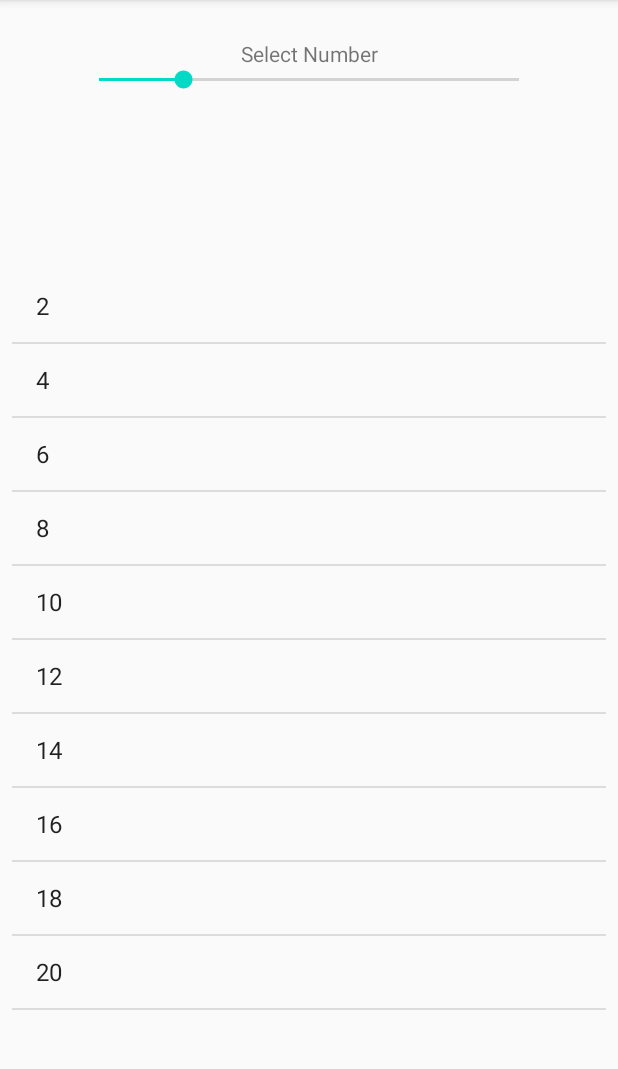
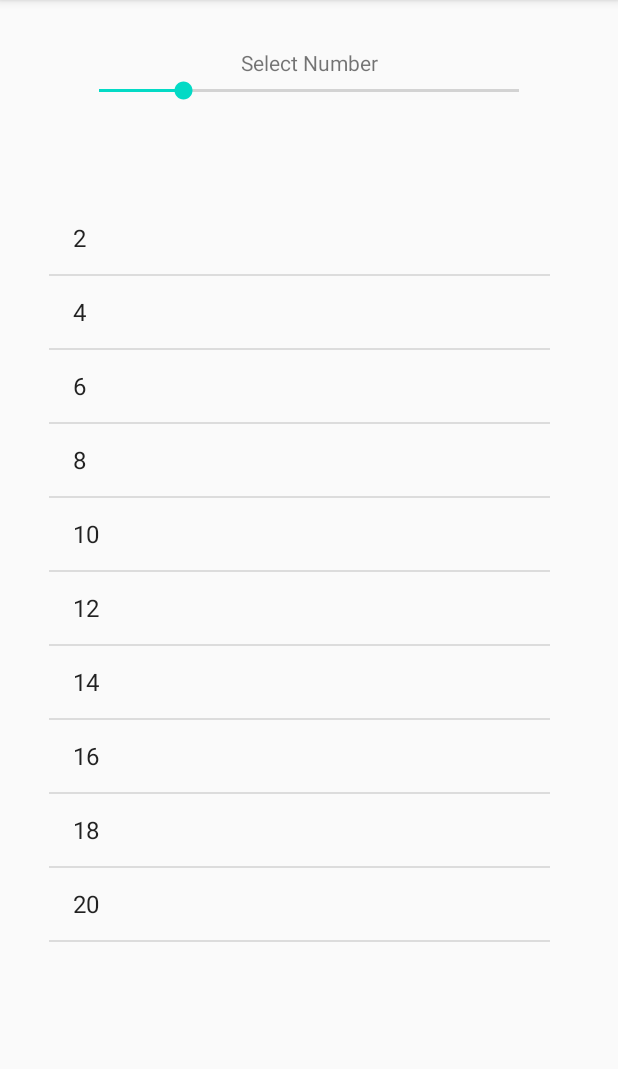
Before and after one commit to psrth/MultiplicationTablesApp, an Android app: the screen it shows after launch (MainActivity), on a phone screen of 412 x 824 dp, the part 84-1153 px from its top. Run offline under Robolectric (Android 15) with nearby library versions, the phone set to English and light mode, and no system bars.

Commit message:
fixed visual UI glitch

```diff
--- a/app/src/main/res/layout/activity_main.xml
+++ b/app/src/main/res/layout/activity_main.xml
@@ -11,37 +11,31 @@
         android:layout_width="0dp"
         android:layout_height="wrap_content"
         android:layout_marginStart="50dp"
-        android:layout_marginTop="44dp"
         android:layout_marginEnd="50dp"
         app:layout_constraintEnd_toEndOf="parent"
-        app:layout_constraintHorizontal_bias="1.0"
+        app:layout_constraintHorizontal_bias="0.0"
         app:layout_constraintStart_toStartOf="parent"
-        app:layout_constraintTop_toTopOf="parent" />
+        app:layout_constraintTop_toBottomOf="@+id/textView" />
 
     <TextView
         android:id="@+id/textView"
         android:layout_width="wrap_content"
         android:layout_height="wrap_content"
+        android:layout_marginTop="32dp"
         android:text="Select Number"
-        app:layout_constraintBottom_toBottomOf="parent"
         app:layout_constraintEnd_toEndOf="parent"
+        app:layout_constraintHorizontal_bias="0.501"
         app:layout_constraintStart_toStartOf="parent"
-        app:layout_constraintTop_toTopOf="parent"
-        app:layout_constraintVertical_bias="0.035" />
+        app:layout_constraintTop_toTopOf="parent" />
 
     <ListView
         android:id="@+id/listView"
-        android:layout_width="0dp"
-        android:layout_height="0dp"
-        android:layout_marginStart="8dp"
-        android:layout_marginTop="80dp"
-        android:layout_marginEnd="8dp"
-        android:layout_marginBottom="8dp"
-        android:paddingTop="100dp"
+        android:layout_width="334dp"
+        android:layout_height="533dp"
         app:layout_constraintBottom_toBottomOf="parent"
         app:layout_constraintEnd_toEndOf="parent"
-        app:layout_constraintHorizontal_bias="0.529"
+        app:layout_constraintHorizontal_bias="0.423"
         app:layout_constraintStart_toStartOf="parent"
-        app:layout_constraintTop_toTopOf="parent"
-        app:layout_constraintVertical_bias="0.0" />
+        app:layout_constraintTop_toBottomOf="@+id/seekBar"
+        app:layout_constraintVertical_bias="0.394" />
 </androidx.constraintlayout.widget.ConstraintLayout>
```
